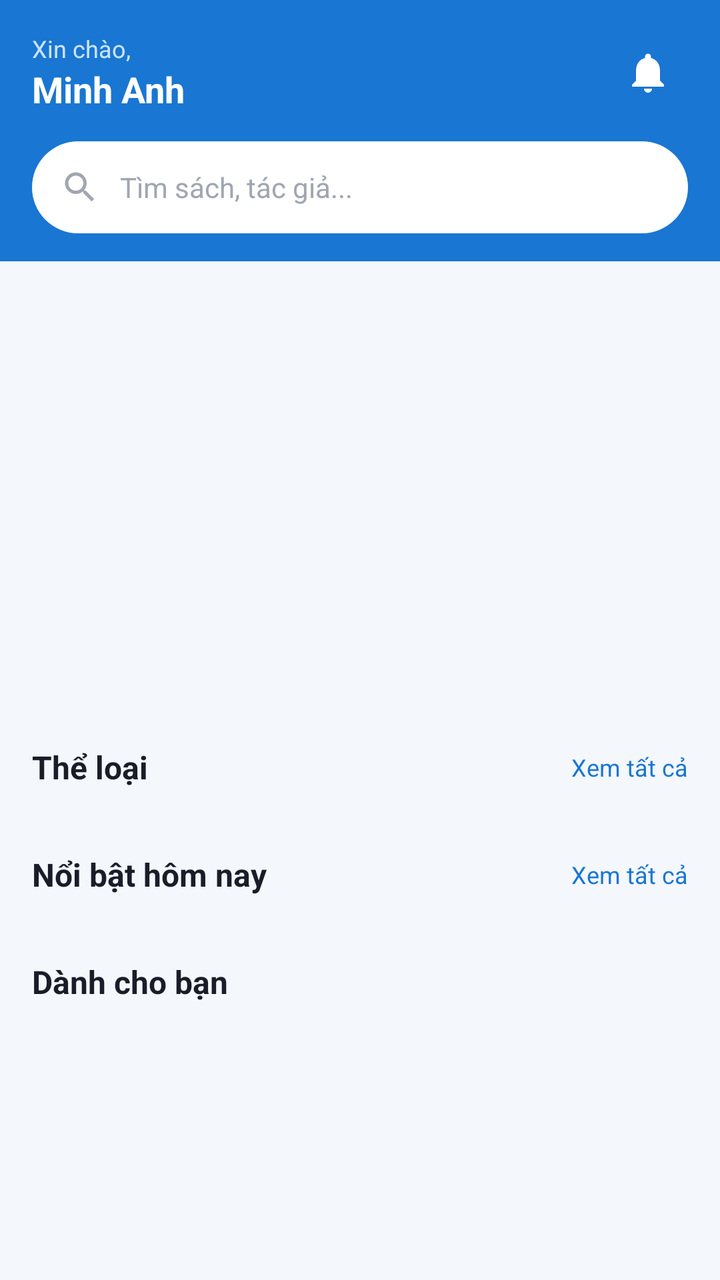
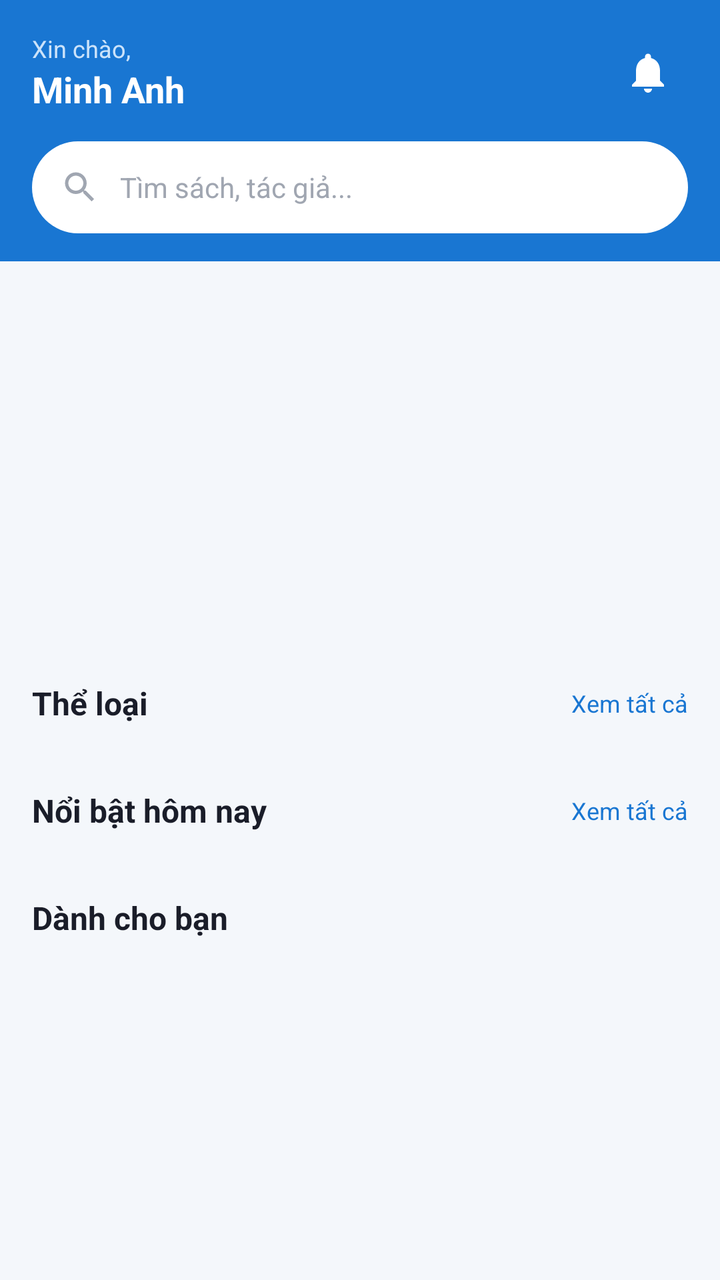

Compare the two renders of this Android layout. The source of the first and the diff that turns it into the second are given below.
<!-- AndroidManifest.xml: application theme Theme.BookApp -->
<!-- res/layout/fragment_home.xml -->
<?xml version="1.0" encoding="utf-8"?>
<androidx.coordinatorlayout.widget.CoordinatorLayout xmlns:android="http://schemas.android.com/apk/res/android"
    xmlns:app="http://schemas.android.com/apk/res-auto"
    android:layout_width="match_parent"
    android:layout_height="match_parent"
    android:background="@color/background">

    <com.google.android.material.appbar.AppBarLayout
        android:id="@+id/app_bar"
        android:layout_width="match_parent"
        android:layout_height="wrap_content"
        android:background="@color/primary"
        app:elevation="0dp">

        <com.google.android.material.appbar.CollapsingToolbarLayout
            android:layout_width="match_parent"
            android:layout_height="wrap_content"
            app:contentScrim="@color/primary"
            app:layout_scrollFlags="scroll|enterAlwaysCollapsed|snap">

            <LinearLayout
                android:layout_width="match_parent"
                android:layout_height="wrap_content"
                android:orientation="vertical"
                android:paddingHorizontal="16dp"
                android:paddingTop="16dp"
                android:paddingBottom="14dp">

                <LinearLayout
                    android:layout_width="match_parent"
                    android:layout_height="wrap_content"
                    android:gravity="center_vertical"
                    android:orientation="horizontal">

                    <LinearLayout
                        android:layout_width="0dp"
                        android:layout_height="wrap_content"
                        android:layout_weight="1"
                        android:orientation="vertical">

                        <TextView
                            android:id="@+id/tv_greeting"
                            android:layout_width="wrap_content"
                            android:layout_height="wrap_content"
                            android:text="Xin chào,"
                            android:textColor="#CCE3FA"
                            android:textSize="12sp" />

                        <TextView
                            android:id="@+id/tv_user_name"
                            android:layout_width="wrap_content"
                            android:layout_height="wrap_content"
                            android:text="Minh Anh"
                            android:textColor="@color/white"
                            android:textSize="18sp"
                            android:textStyle="bold" />
                    </LinearLayout>

                    <ImageButton
                        android:id="@+id/ib_notification"
                        android:layout_width="40dp"
                        android:layout_height="40dp"
                        android:background="?attr/selectableItemBackgroundBorderless"
                        android:src="@drawable/ic_bell"
                        app:tint="@color/white" />
                </LinearLayout>

                
                <LinearLayout
                    android:id="@+id/ll_search_bar"
                    android:layout_width="match_parent"
                    android:layout_height="46dp"
                    android:layout_marginTop="14dp"
                    android:background="@drawable/bg_search_bar"
                    android:gravity="center_vertical"
                    android:orientation="horizontal"
                    android:paddingHorizontal="14dp">

                    <ImageView
                        android:layout_width="20dp"
                        android:layout_height="20dp"
                        android:src="@drawable/ic_search"
                        app:tint="@color/text_hint" />

                    <TextView
                        android:id="@+id/tv_search_hint"
                        android:layout_width="0dp"
                        android:layout_height="wrap_content"
                        android:layout_marginStart="10dp"
                        android:layout_weight="1"
                        android:text="Tìm sách, tác giả..."
                        android:textColor="@color/text_hint"
                        android:textSize="14sp" />
                </LinearLayout>
            </LinearLayout>
        </com.google.android.material.appbar.CollapsingToolbarLayout>
    </com.google.android.material.appbar.AppBarLayout>

    <androidx.core.widget.NestedScrollView
        android:layout_width="match_parent"
        android:layout_height="match_parent"
        app:layout_behavior="@string/appbar_scrolling_view_behavior">

        <LinearLayout
            android:layout_width="match_parent"
            android:layout_height="wrap_content"
            android:orientation="vertical"
            android:paddingBottom="24dp">

            
            <androidx.viewpager2.widget.ViewPager2
                android:id="@+id/vp_banner"
                android:layout_width="match_parent"
                android:layout_height="150dp"
                android:layout_marginTop="16dp"
                android:layout_marginHorizontal="16dp" />

            <com.google.android.material.tabs.TabLayout
                android:id="@+id/tab_banner_indicator"
                android:layout_width="wrap_content"
                android:layout_height="wrap_content"
                android:layout_gravity="center_horizontal"
                android:layout_marginTop="8dp"
                app:tabBackground="@drawable/tab_indicator_selector"
                app:tabGravity="center"
                app:tabIndicatorHeight="0dp"
                app:tabMaxWidth="8dp"
                app:tabMinWidth="8dp"
                app:tabPaddingEnd="3dp"
                app:tabPaddingStart="3dp" />

            
            <LinearLayout
                android:layout_width="match_parent"
                android:layout_height="wrap_content"
                android:layout_marginTop="20dp"
                android:layout_marginHorizontal="16dp"
                android:gravity="center_vertical"
                android:orientation="horizontal">

                <TextView
                    android:layout_width="0dp"
                    android:layout_height="wrap_content"
                    android:layout_weight="1"
                    android:text="Thể loại"
                    android:textColor="@color/text_primary"
                    android:textSize="16sp"
                    android:textStyle="bold" />

                <TextView
                    android:id="@+id/tv_see_all_category"
                    android:layout_width="wrap_content"
                    android:layout_height="wrap_content"
                    android:text="Xem tất cả"
                    android:textColor="@color/primary"
                    android:textSize="12sp" />
            </LinearLayout>

            <androidx.recyclerview.widget.RecyclerView
                android:id="@+id/rv_categories"
                android:layout_width="match_parent"
                android:layout_height="wrap_content"
                android:layout_marginTop="10dp"
                android:clipToPadding="false"
                android:orientation="horizontal"
                android:paddingHorizontal="16dp"
                app:layoutManager="androidx.recyclerview.widget.LinearLayoutManager" />

            
            <LinearLayout
                android:layout_width="match_parent"
                android:layout_height="wrap_content"
                android:layout_marginTop="22dp"
                android:layout_marginHorizontal="16dp"
                android:gravity="center_vertical"
                android:orientation="horizontal">

                <TextView
                    android:layout_width="0dp"
                    android:layout_height="wrap_content"
                    android:layout_weight="1"
                    android:text="Nổi bật hôm nay"
                    android:textColor="@color/text_primary"
                    android:textSize="16sp"
                    android:textStyle="bold" />

                <TextView
                    android:id="@+id/tv_see_all_featured"
                    android:layout_width="wrap_content"
                    android:layout_height="wrap_content"
                    android:text="Xem tất cả"
                    android:textColor="@color/primary"
                    android:textSize="12sp" />
            </LinearLayout>

            <androidx.recyclerview.widget.RecyclerView
                android:id="@+id/rv_featured_books"
                android:layout_width="match_parent"
                android:layout_height="wrap_content"
                android:layout_marginTop="10dp"
                android:clipToPadding="false"
                android:orientation="horizontal"
                android:paddingHorizontal="16dp"
                app:layoutManager="androidx.recyclerview.widget.LinearLayoutManager" />

            
            <TextView
                android:layout_width="match_parent"
                android:layout_height="wrap_content"
                android:layout_marginTop="22dp"
                android:layout_marginHorizontal="16dp"
                android:text="Dành cho bạn"
                android:textColor="@color/text_primary"
                android:textSize="16sp"
                android:textStyle="bold" />

            <androidx.recyclerview.widget.RecyclerView
                android:id="@+id/rv_all_books"
                android:layout_width="match_parent"
                android:layout_height="wrap_content"
                android:layout_marginTop="10dp"
                android:layout_marginHorizontal="12dp"
                android:nestedScrollingEnabled="false"
                app:layoutManager="androidx.recyclerview.widget.GridLayoutManager"
                app:spanCount="2" />

            
            <LinearLayout
                android:id="@+id/ll_empty_state"
                android:layout_width="match_parent"
                android:layout_height="wrap_content"
                android:layout_marginTop="40dp"
                android:gravity="center"
                android:orientation="vertical"
                android:visibility="gone">

                <ImageView
                    android:layout_width="96dp"
                    android:layout_height="96dp"
                    android:src="@drawable/ic_empty_box"
                    app:tint="@color/text_hint" />

                <TextView
                    android:layout_width="wrap_content"
                    android:layout_height="wrap_content"
                    android:layout_marginTop="12dp"
                    android:text="Chưa có sách nào"
                    android:textColor="@color/text_secondary"
                    android:textSize="14sp" />
            </LinearLayout>

        </LinearLayout>
    </androidx.core.widget.NestedScrollView>

    
    <ProgressBar
        android:id="@+id/pb_loading"
        android:layout_width="wrap_content"
        android:layout_height="wrap_content"
        android:layout_gravity="center"
        android:indeterminateTint="@color/primary"
        android:visibility="gone" />

</androidx.coordinatorlayout.widget.CoordinatorLayout>
<!-- resources referenced by this layout -->
<resources>
  <color name="background">#F4F7FB</color>
  <color name="primary">#1976D2</color>
  <color name="text_hint">#A0A6B1</color>
  <color name="text_primary">#1A1D29</color>
  <color name="text_secondary">#6B7280</color>
  <color name="white">#FFFFFF</color>
  <!-- drawable bg_search_bar (drawable) -->
  <?xml version="1.0" encoding="utf-8"?>
  <shape xmlns:android="http://schemas.android.com/apk/res/android" android:shape="rectangle">
      <solid android:color="@color/surface" />
      <corners android:radius="23dp" />
  </shape>
  <!-- drawable ic_bell (drawable) -->
  <?xml version="1.0" encoding="utf-8"?>
  <vector xmlns:android="http://schemas.android.com/apk/res/android"
      android:width="24dp"
      android:height="24dp"
      android:viewportWidth="24"
      android:viewportHeight="24"
      android:tint="?attr/colorControlNormal">
      <path
          android:fillColor="#FF000000"
          android:pathData="M12,22c1.1,0 2,-0.9 2,-2h-4c0,1.1 0.89,2 2,2zM18,16v-5c0,-3.07 -1.64,-5.64 -4.5,-6.32L13.5,4c0,-0.83 -0.67,-1.5 -1.5,-1.5s-1.5,0.67 -1.5,1.5v0.68C7.63,5.36 6,7.92 6,11v5l-2,2v1h16v-1z"/>
  </vector>
  <!-- drawable ic_search (drawable) -->
  <?xml version="1.0" encoding="utf-8"?>
  <vector xmlns:android="http://schemas.android.com/apk/res/android"
      android:width="24dp"
      android:height="24dp"
      android:viewportWidth="24"
      android:viewportHeight="24"
      android:tint="?attr/colorControlNormal">
      <path
          android:fillColor="#FF000000"
          android:pathData="M15.5,14h-0.79l-0.28,-0.27C15.41,12.59 16,11.11 16,9.5 16,5.91 13.09,3 9.5,3S3,5.91 3,9.5 5.91,16 9.5,16c1.61,0 3.09,-0.59 4.23,-1.57l0.27,0.28v0.79l5,4.99L20.49,19zM9.5,14C7.01,14 5,11.99 5,9.5S7.01,5 9.5,5 14,7.01 14,9.5 11.99,14 9.5,14z"/>
  </vector>
  <!-- drawable tab_indicator_selector (drawable) -->
  <?xml version="1.0" encoding="utf-8"?>
  <selector xmlns:android="http://schemas.android.com/apk/res/android">
      <item android:drawable="@drawable/tab_dot_selected" android:state_selected="true" />
      <item android:drawable="@drawable/tab_dot_unselected" />
  </selector>
  <style name="Theme.BookApp" parent="Theme.MaterialComponents.DayNight.NoActionBar">
          
          <item name="colorPrimary">@color/primary</item>
          
          <item name="colorPrimaryDark">@color/primary_dark</item>
          
          <item name="colorAccent">@color/accent_price</item>
  
          
          <item name="android:windowBackground">@color/background</item>
          
          <item name="android:textColorPrimary">@color/text_primary</item>
      </style>
  <color name="surface">#FFFFFF</color>
  <!-- drawable tab_dot_selected (drawable) -->
  <?xml version="1.0" encoding="utf-8"?>
  <shape xmlns:android="http://schemas.android.com/apk/res/android" android:shape="oval">
      <solid android:color="@color/primary" />
      <size android:width="8dp" android:height="8dp" />
  </shape>
  <!-- drawable tab_dot_unselected (drawable) -->
  <?xml version="1.0" encoding="utf-8"?>
  <shape xmlns:android="http://schemas.android.com/apk/res/android" android:shape="oval">
      <solid android:color="@color/divider" />
      <size android:width="8dp" android:height="8dp" />
  </shape>
  <color name="primary_dark">#0D47A1</color>
  <color name="accent_price">#FF7A00</color>
  <color name="divider">#E5E9F0</color>
  <!-- unchanged entries left out for length: 1 -->
</resources>

<!-- the commit's change to res/layout/fragment_home.xml (unified diff, before → after) -->
@@ -118,16 +118,17 @@
             <com.google.android.material.tabs.TabLayout
                 android:id="@+id/tab_banner_indicator"
                 android:layout_width="wrap_content"
-                android:layout_height="wrap_content"
+                android:layout_height="16dp"
                 android:layout_gravity="center_horizontal"
                 android:layout_marginTop="8dp"
+                android:background="@android:color/transparent"
                 app:tabBackground="@drawable/tab_indicator_selector"
                 app:tabGravity="center"
                 app:tabIndicatorHeight="0dp"
-                app:tabMaxWidth="8dp"
-                app:tabMinWidth="8dp"
-                app:tabPaddingEnd="3dp"
-                app:tabPaddingStart="3dp" />
+                app:tabMaxWidth="12dp"
+                app:tabMinWidth="12dp"
+                app:tabPaddingEnd="2dp"
+                app:tabPaddingStart="2dp" />
 
             
             <LinearLayout
<!-- resource entries referenced after the edit -->
@@ -58,16 +58,24 @@
   <color name="surface">#FFFFFF</color>
   <!-- drawable tab_dot_selected (drawable) -->
   <?xml version="1.0" encoding="utf-8"?>
-  <shape xmlns:android="http://schemas.android.com/apk/res/android" android:shape="oval">
-      <solid android:color="@color/primary" />
-      <size android:width="8dp" android:height="8dp" />
-  </shape>
+  <layer-list xmlns:android="http://schemas.android.com/apk/res/android">
+      <item android:gravity="center">
+          <shape android:shape="oval">
+              <solid android:color="@color/primary" />
+              <size android:width="7dp" android:height="7dp" />
+          </shape>
+      </item>
+  </layer-list>
   <!-- drawable tab_dot_unselected (drawable) -->
   <?xml version="1.0" encoding="utf-8"?>
-  <shape xmlns:android="http://schemas.android.com/apk/res/android" android:shape="oval">
-      <solid android:color="@color/divider" />
-      <size android:width="8dp" android:height="8dp" />
-  </shape>
+  <layer-list xmlns:android="http://schemas.android.com/apk/res/android">
+      <item android:gravity="center">
+          <shape android:shape="oval">
+              <solid android:color="@color/divider" />
+              <size android:width="7dp" android:height="7dp" />
+          </shape>
+      </item>
+  </layer-list>
   <color name="primary_dark">#0D47A1</color>
   <color name="accent_price">#FF7A00</color>
   <color name="divider">#E5E9F0</color>
